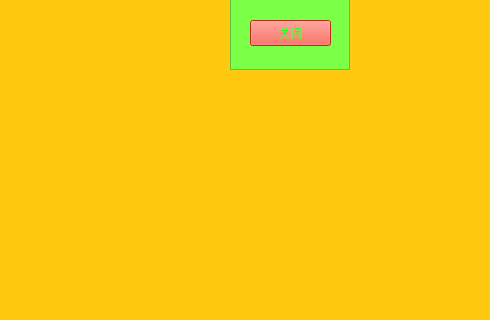
This is uifile/hellowui.ui in 792607724/PyQt5Project as Qt 5 draws it before an edit; both pictures show x 0 to 490 and y 110 to 430 of the 800 by 600 pixel window. The edited form follows.
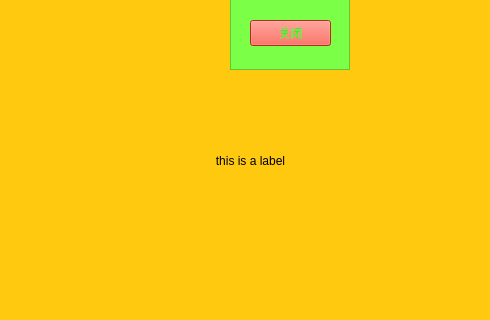
This is the edited form. Icons and pictures are not drawn.

Commit message: New project for PyQt5

The edit to the form file:
```diff
--- a/uifile/hellowui.ui
+++ b/uifile/hellowui.ui
@@ -336,6 +336,22 @@
      <string>TextLabel</string>
     </property>
    </widget>
+   <widget class="QLabel" name="label_2">
+    <property name="geometry">
+     <rect>
+      <x>160</x>
+      <y>220</y>
+      <width>181</width>
+      <height>101</height>
+     </rect>
+    </property>
+    <property name="text">
+     <string>this is a label</string>
+    </property>
+    <property name="alignment">
+     <set>Qt::AlignCenter</set>
+    </property>
+   </widget>
   </widget>
   <widget class="QMenuBar" name="menubar">
    <property name="geometry">
```
The commit also changes 1 other file.
